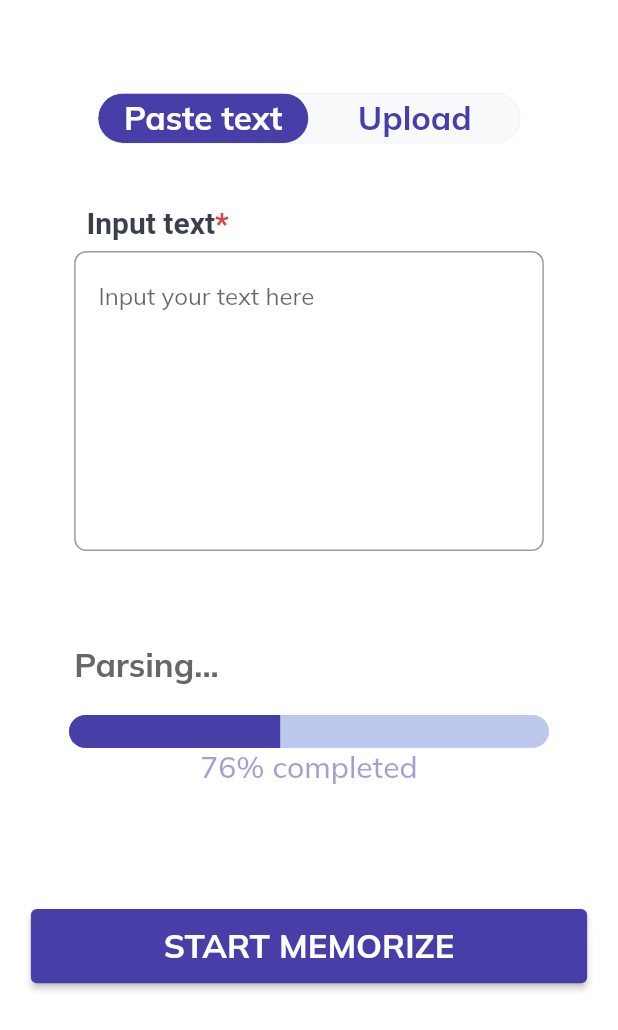
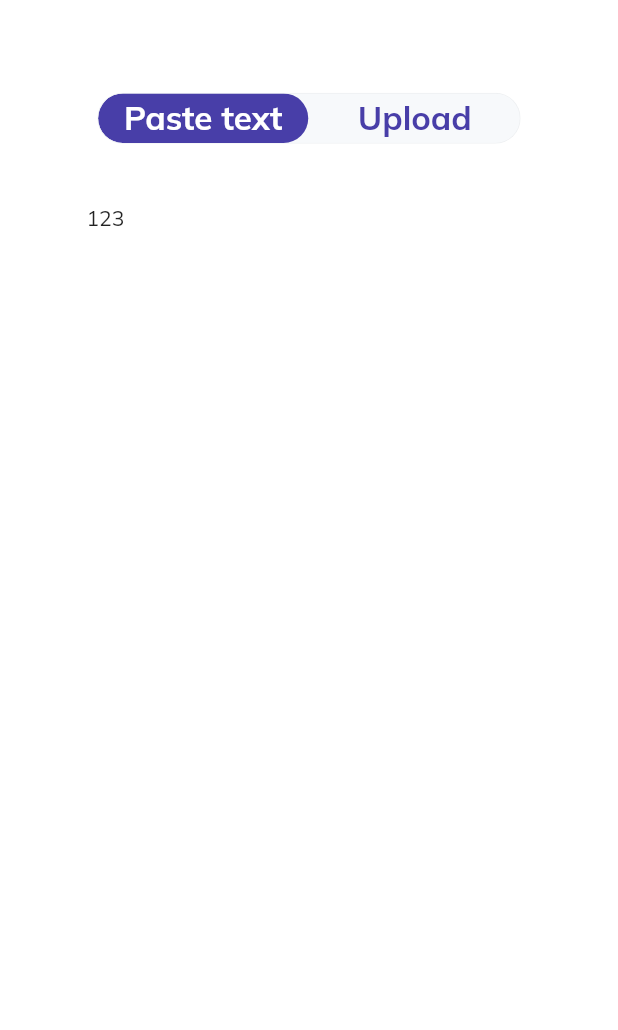
Before and after one commit to InnoSWP/InnoMemorizerApp, a Flutter app: the screen it shows after launch, on a phone screen of 412 x 824 dp. Shown: the top 1030 px of the screen. Run offline on Flutter 3.47's test engine with Material 2 defaults, Android fonts, the phone set to English and light mode, and no system bars; drawn by our look-alikes of toggle_switch; our stand-ins replace google_fonts.

Commit message:
separate screens in upload page

```diff
--- a/lib/main.dart
+++ b/lib/main.dart
@@ -23,6 +23,8 @@ class MyApp extends StatelessWidget {
   }
 }
 
+enum Screen { pasteText, upload }
+
 class MyHomePage extends StatefulWidget {
   const MyHomePage({Key? key, required this.title}) : super(key: key);
 
@@ -34,90 +36,42 @@ class MyHomePage extends StatefulWidget {
 
 class _MyHomePageState extends State<MyHomePage> with TickerProviderStateMixin {
   int _initialIndex = 0;
+  Screen selectedScreen = Screen.upload;
 
   late AnimationController controller;
 
   Color color1 = Colors.white;
   Color color2 = const Color.fromRGBO(72, 62, 168, 1);
 
-  @override
-  void initState() {
-    controller = AnimationController(
-      vsync: this,
-      duration: const Duration(seconds: 5),
-    )..addListener(() {
-        setState(() {});
-      });
-    controller.repeat(reverse: true);
-    super.initState();
+  Widget getCurrentScreen() {
+    switch (selectedScreen) {
+      case Screen.pasteText:
+        return getPasteTextScreen();
+      case Screen.upload:
+        return getUploadScreen();
+    }
   }
 
-  @override
-  void dispose() {
-    controller.dispose();
-    super.dispose();
+  Widget getUploadScreen() {
+    return Column(
+      children: <Widget>[
+        Padding(
+          padding: EdgeInsets.only(
+            left: MediaQuery.of(context).size.width * 0.14,
+            bottom: MediaQuery.of(context).size.height * 0.009,
+          ),
+          child: const Align(
+            alignment: Alignment.centerLeft,
+            child: Text("123"),
+          ),
+        )
+      ],
+    );
   }
 
-  @override
-  Widget build(BuildContext context) {
-    return Scaffold(
-      appBar: null,
-      body: Column(
+  Widget getPasteTextScreen() {
+    return Column(
       children: <Widget>[
-          Padding(
-            padding: EdgeInsets.fromLTRB(
-              0,
-              MediaQuery.of(context).size.width * 0.15,
-              0,
-              MediaQuery.of(context).size.width * 0.1,
-            ),
-            child: ToggleSwitch(
-              minWidth: MediaQuery.of(context).size.width * 0.34,
-              minHeight: MediaQuery.of(context).size.height * 0.04,
-              cornerRadius: 40.0,
-              customTextStyles: [
-                TextStyle(
-                  fontWeight: FontWeight.w700,
-                  fontSize: 22,
-                  color: color1,
-                ),
-                TextStyle(
-                  fontWeight: FontWeight.w700,
-                  fontSize: 22,
-                  color: color2,
-                ),
-              ],
-              activeBgColors: const [
-                [Color.fromRGBO(72, 62, 168, 1)],
-                [Color.fromRGBO(72, 62, 168, 1)]
-              ],
-              activeFgColor: Colors.white,
-              fontSize: 22,
-              inactiveBgColor: const Color.fromRGBO(247, 249, 251, 1),
-              inactiveFgColor: const Color.fromRGBO(72, 62, 168, 1),
-              initialLabelIndex: _initialIndex,
-              totalSwitches: 2,
-              borderColor: const [
-                Color.fromRGBO(237, 239, 241, 1),
-                Color.fromRGBO(237, 239, 241, 1)
-              ],
-              borderWidth: 0.5,
-              labels: const ['Paste text', 'Upload'],
-              radiusStyle: true,
-              onToggle: (index) {
-                setState(() {
-                  _initialIndex = index!;
-                  if (index == 1) {
-                    color1 = const Color.fromRGBO(72, 62, 168, 1);
-                    color2 = Colors.white;
-                  } else if (index == 0) {
-                    color1 = Colors.white;
-                    color2 = const Color.fromRGBO(72, 62, 168, 1);
-                  }
-                });
-              },
-            ),
-          ),
         Padding(
           padding: EdgeInsets.only(
             left: MediaQuery.of(context).size.width * 0.14,
@@ -161,13 +115,13 @@ class _MyHomePageState extends State<MyHomePage> with TickerProviderStateMixin {
                 maxLines: 10,
                 decoration: InputDecoration(
                   border: OutlineInputBorder(
-                      borderSide: const BorderSide(
-                          color: Color.fromRGBO(56, 78, 183, 1)),
+                    borderSide:
+                        const BorderSide(color: Color.fromRGBO(56, 78, 183, 1)),
                     borderRadius: BorderRadius.circular(8),
                   ),
                   focusedBorder: OutlineInputBorder(
-                      borderSide: const BorderSide(
-                          color: Color.fromRGBO(72, 62, 168, 1)),
+                    borderSide:
+                        const BorderSide(color: Color.fromRGBO(72, 62, 168, 1)),
                     borderRadius: BorderRadius.circular(8),
                   ),
                   hintText: 'Input your text here',
@@ -242,6 +196,94 @@ class _MyHomePageState extends State<MyHomePage> with TickerProviderStateMixin {
           ),
         )
       ],
+    );
+  }
+
+  @override
+  void initState() {
+    controller = AnimationController(
+      vsync: this,
+      duration: const Duration(seconds: 5),
+    )..addListener(() {
+        setState(() {});
+      });
+    controller.repeat(reverse: true);
+    super.initState();
+  }
+
+  @override
+  void dispose() {
+    controller.dispose();
+    super.dispose();
+  }
+
+  @override
+  Widget build(BuildContext context) {
+    return Scaffold(
+      appBar: null,
+      body: Column(
+        children: <Widget>[
+          Padding(
+            padding: EdgeInsets.fromLTRB(
+              0,
+              MediaQuery.of(context).size.width * 0.15,
+              0,
+              MediaQuery.of(context).size.width * 0.1,
+            ),
+            child: ToggleSwitch(
+              minWidth: MediaQuery.of(context).size.width * 0.34,
+              minHeight: MediaQuery.of(context).size.height * 0.04,
+              cornerRadius: 40.0,
+              customTextStyles: [
+                TextStyle(
+                  fontWeight: FontWeight.w700,
+                  fontSize: 22,
+                  color: color1,
+                ),
+                TextStyle(
+                  fontWeight: FontWeight.w700,
+                  fontSize: 22,
+                  color: color2,
+                ),
+              ],
+              activeBgColors: const [
+                [Color.fromRGBO(72, 62, 168, 1)],
+                [Color.fromRGBO(72, 62, 168, 1)]
+              ],
+              activeFgColor: Colors.white,
+              fontSize: 22,
+              inactiveBgColor: const Color.fromRGBO(247, 249, 251, 1),
+              inactiveFgColor: const Color.fromRGBO(72, 62, 168, 1),
+              initialLabelIndex: _initialIndex,
+              totalSwitches: 2,
+              borderColor: const [
+                Color.fromRGBO(237, 239, 241, 1),
+                Color.fromRGBO(237, 239, 241, 1)
+              ],
+              borderWidth: 0.5,
+              labels: const ['Paste text', 'Upload'],
+              radiusStyle: true,
+              onToggle: (index) {
+                setState(() {
+                  _initialIndex = index!;
+                  if (index == 1) {
+                    selectedScreen = Screen.upload;
+
+                    color1 = const Color.fromRGBO(72, 62, 168, 1);
+                    color2 = Colors.white;
+                  } else if (index == 0) {
+                    selectedScreen = Screen.pasteText;
+
+                    color1 = Colors.white;
+                    color2 = const Color.fromRGBO(72, 62, 168, 1);
+                  }
+                });
+              },
+            ),
+          ),
+
+          getCurrentScreen(),
+        ],
       ),
     );
   }
```
Lines whose indentation alone changed are shown as unchanged.
